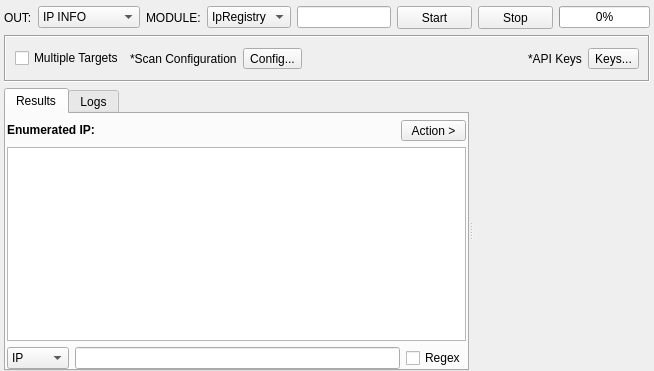
3nock/OTE, file sub3suite/src/enums/ip/IpEnum.ui: the form before one commit.
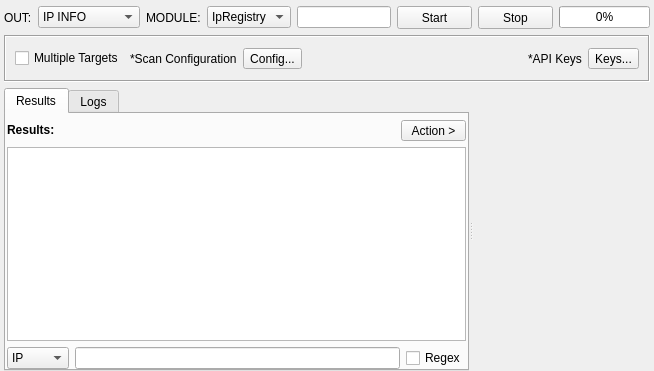
The form after the commit. Custom widgets are drawn as their Qt base class.

What changed in the file:
```diff
--- a/sub3suite/src/enums/ip/IpEnum.ui
+++ b/sub3suite/src/enums/ip/IpEnum.ui
@@ -245,7 +245,7 @@
              </font>
             </property>
             <property name="text">
-             <string>Enumerated IP:</string>
+             <string>Results:</string>
             </property>
            </widget>
           </item>
```
Left out of the diff: 4 changed lines with no effect on the pictures.
